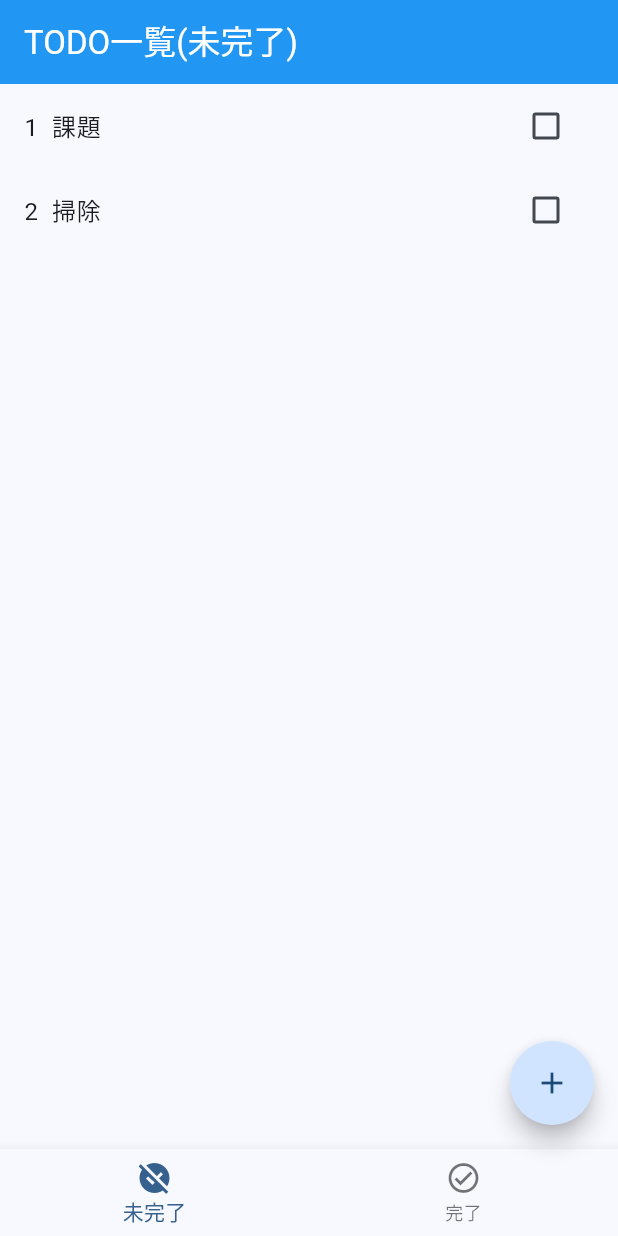
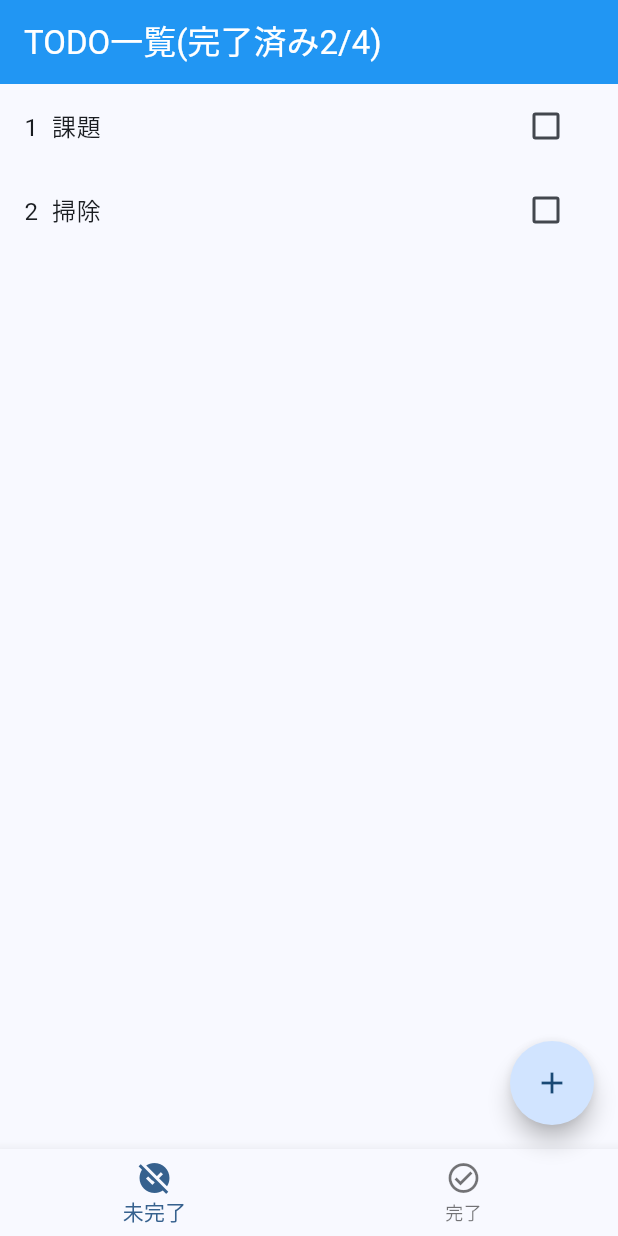
Before and after one commit to TomoyaMizumori/documents, a Flutter app: the screen it shows after launch, on a phone screen of 412 x 824 dp. Run offline on Flutter 3.47's test engine with Material 3 defaults, Android fonts, the phone set to English and light mode, and no system bars.

Commit message:
完了済みのタスク個数表示

```diff
--- a/flutter/todo_practice/lib/todo_list.dart
+++ b/flutter/todo_practice/lib/todo_list.dart
@@ -43,15 +43,10 @@ class _TodoList extends State<TodoList> {
   Widget build(BuildContext context) {
     return Scaffold(
       appBar: AppBar(
-        title: bottomIndex == 0
-            ? const Text(
-                'TODO一覧(未完了)',
-                style: TextStyle(color: Colors.white),
-              )
-            : const Text(
-                'TODO一覧(完了)',
-                style: TextStyle(color: Colors.white),
-              ),
+        title: Text(
+          'TODO一覧(完了済み${completedList.length}/${unCompletedList.length + completedList.length})',
+          style: const TextStyle(color: Colors.white),
+        ),
         backgroundColor: Colors.blue,
       ),
       body: Column(
```
